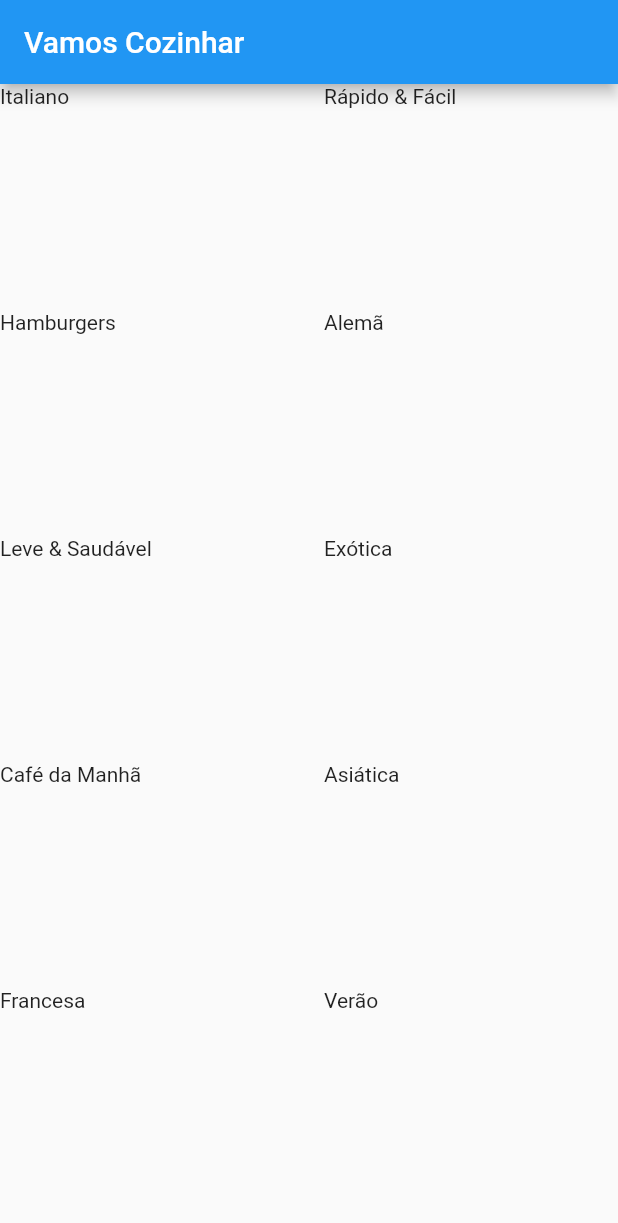
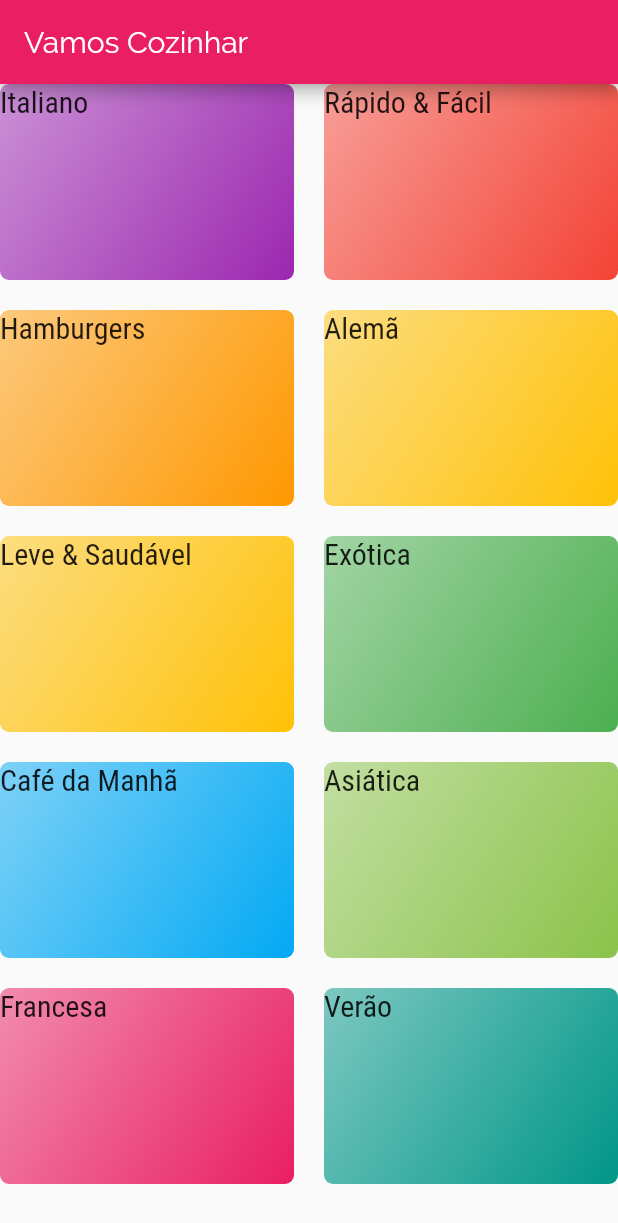
Before and after one commit to DIMAAGR/curso_flutter_cod3r, a Flutter app: the screen it shows after launch, on a phone screen of 412 x 824 dp. Shown: the top 1223 px of the screen. Run offline on Flutter 3.47's test engine with Material 2 defaults, Android fonts, the phone set to English and light mode, and no system bars.

Commit message:
Adicionando Tema e Estilo, corrigido Erro do app

```diff
--- a/lib/components/category_item.dart
+++ b/lib/components/category_item.dart
@@ -1,3 +1,5 @@
+
+
 import 'package:flutter/material.dart';
 import 'package:meals/models/category.dart';
 
@@ -10,7 +12,21 @@ const CategoryItem(this.category);
   @override
   Widget build(BuildContext context) {
     return Container(
-      child: Text(category.title),
+      child: Text(
+        category.title,
+        style: Theme.of(context).textTheme.title,
+      ),
+      decoration: BoxDecoration(
+        borderRadius: BorderRadius.circular(6),
+        gradient: LinearGradient(
+          colors: [
+            category.color.withOpacity(0.5),
+            category.color
+          ],
+          begin: Alignment.topLeft,
+          end: Alignment.bottomRight
+        ),
+      ),
     );
   }
 }
--- a/lib/main.dart
+++ b/lib/main.dart
@@ -9,7 +9,15 @@ class MyApp extends StatelessWidget {
     return MaterialApp(
       title: 'Vamos Cozinhar',
       theme: ThemeData(
-        primarySwatch: Colors.blue,
+        primarySwatch: Colors.pink,
+        accentColor: Colors.amber,
+        fontFamily: 'Raleway',
+        textTheme: ThemeData.light().textTheme.copyWith(
+          title: TextStyle(
+            fontSize: 20,
+            fontFamily: 'RobotoCondensed',
+          )
+        )
       ),
       home: CategoriesScreen(),
     );
```
Also changed, not shown: pubspec.yaml (+19 -6 lines), assets/fonts/Raleway-Black.ttf (added), assets/fonts/Raleway-Bold.ttf (added), assets/fonts/Raleway-Regular.ttf (added), assets/fonts/RobotoCondensed-Bold.ttf (added), assets/fonts/RobotoCondensed-Italic.ttf (added), assets/fonts/RobotoCondensed-Light.ttf (added), assets/fonts/RobotoCondensed-Regular.ttf (added).
